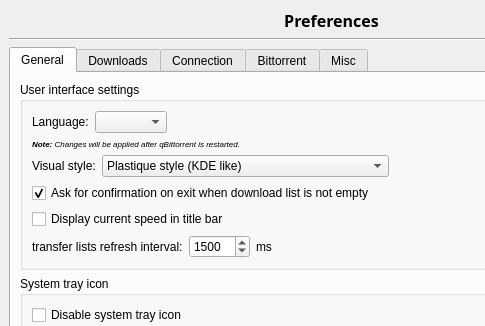
First picture: the form in src/options.ui, repository SysAdminDoc/qBittorrent-Vanced, before the edit; both pictures show x 0 to 485 and y 0 to 326 of the 663 by 560 pixel window.
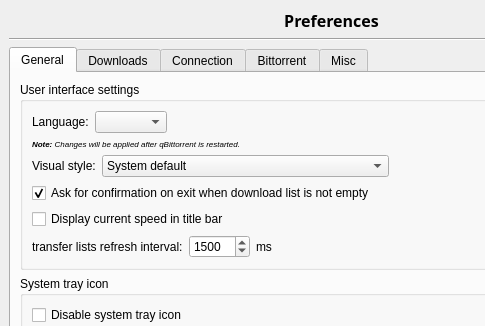
Second picture: the form after the edit. Icons and pictures are not drawn.

Commit message: - Use system's default style as a default instead of Plastique style

Diff of the .ui file:
```diff
--- a/src/options.ui
+++ b/src/options.ui
@@ -157,6 +157,11 @@
             </item>
             <item>
              <widget class="QComboBox" name="comboStyle" >
+              <item>
+               <property name="text" >
+                <string>System default</string>
+               </property>
+              </item>
               <item>
                <property name="text" >
                 <string>Plastique style (KDE like)</string>
```
The commit also changes 53 other files.
